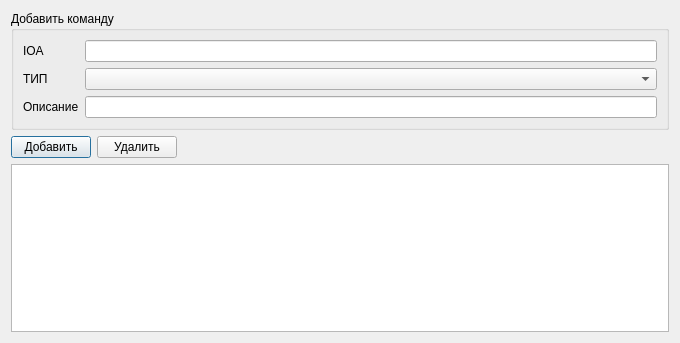
The window that editcmddialog.ui (MicroKoder/QIEC104) describes before a commit, drawn with Qt 5.
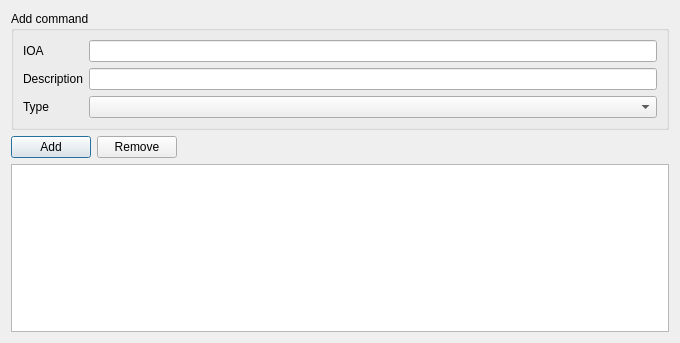
The same window after the commit.

What changed in the file:
```diff
--- a/editcmddialog.ui
+++ b/editcmddialog.ui
@@ -29,9 +29,12 @@
       </sizepolicy>
      </property>
      <property name="title">
-      <string>Добавить команду</string>
+      <string>Add command</string>
      </property>
      <layout class="QGridLayout" name="gridLayout">
+      <item row="0" column="2">
+       <widget class="QLineEdit" name="lineEdit_IOA"/>
+      </item>
       <item row="0" column="0">
        <widget class="QLabel" name="label">
         <property name="text">
@@ -39,28 +42,25 @@
         </property>
        </widget>
       </item>
-      <item row="0" column="1">
-       <widget class="QLineEdit" name="lineEdit_IOA"/>
+      <item row="2" column="2">
+       <widget class="QLineEdit" name="lineEdit_desc"/>
       </item>
-      <item row="1" column="0">
+      <item row="3" column="0">
        <widget class="QLabel" name="label_2">
         <property name="text">
-         <string>ТИП</string>
+         <string>Type</string>
         </property>
        </widget>
       </item>
-      <item row="1" column="1">
-       <widget class="QComboBox" name="comboBox_type"/>
-      </item>
       <item row="2" column="0">
        <widget class="QLabel" name="label_3">
         <property name="text">
-         <string>Описание</string>
+         <string>Description</string>
         </property>
        </widget>
       </item>
-      <item row="2" column="1">
-       <widget class="QLineEdit" name="lineEdit_desc"/>
+      <item row="3" column="2">
+       <widget class="QComboBox" name="comboBox_type"/>
       </item>
      </layout>
     </widget>
@@ -70,14 +70,14 @@
      <item>
       <widget class="QPushButton" name="pushButton_add">
        <property name="text">
-        <string>Добавить</string>
+        <string>Add</string>
        </property>
       </widget>
      </item>
      <item>
       <widget class="QPushButton" name="pushButton_remove">
        <property name="text">
-        <string>Удалить</string>
+        <string>Remove</string>
        </property>
       </widget>
      </item>
```
Left out of the diff: 2 changed lines with no effect on the pictures.
